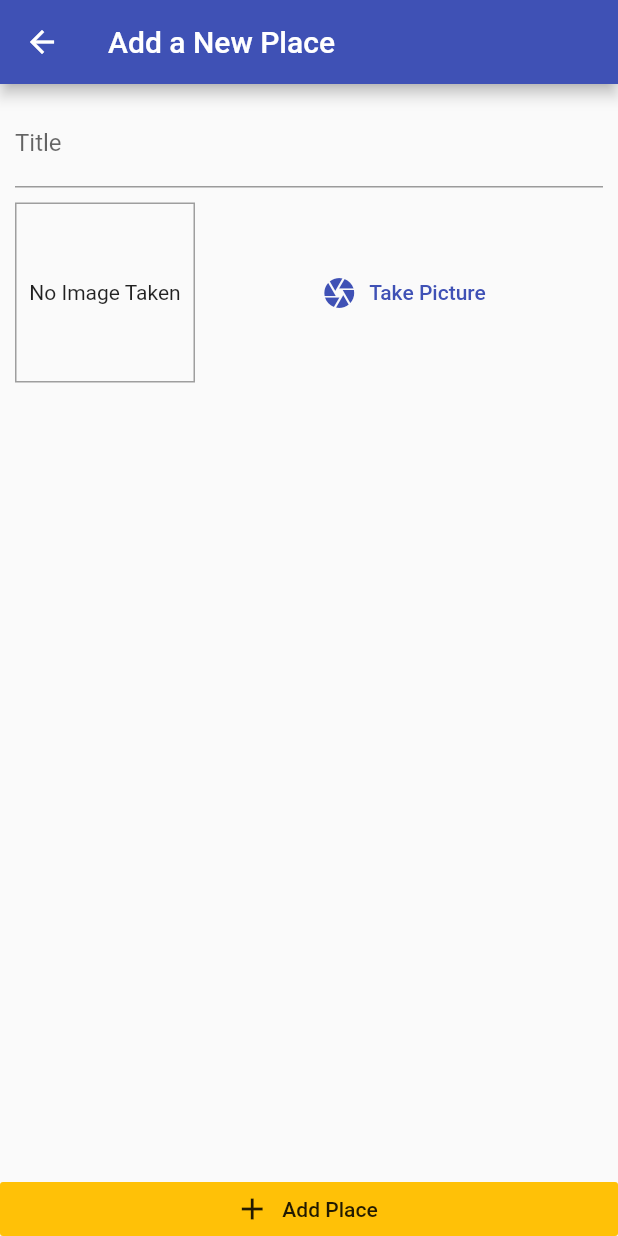
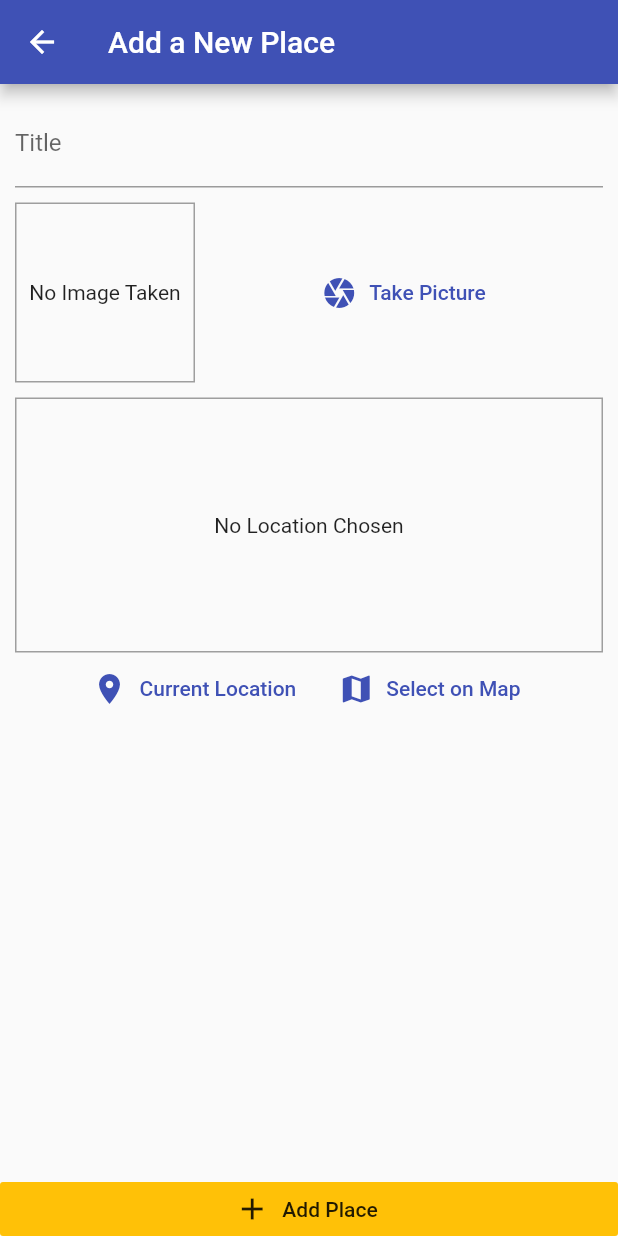
Before and after one commit to Linkonsq/Great-Places, a Flutter app: the AddPlaceScreen screen opened by its route, on a phone screen of 412 x 824 dp. Run offline on Flutter 3.47's test engine with Material 2 defaults, Android fonts, the phone set to English and light mode, and no system bars; our stand-ins replace image_picker, sqflite; accounts and stored records are empty.

Commit message:
Adding location input and the location package

```diff
--- a/lib/screens/add_place_screen.dart
+++ b/lib/screens/add_place_screen.dart
@@ -2,6 +2,7 @@ import 'dart:io';
 import 'package:flutter/material.dart';
 import 'package:great_places/providers/great_places.dart';
 import 'package:great_places/widgets/image_input.dart';
+import 'package:great_places/widgets/location_input.dart';
 import 'package:provider/provider.dart';
 
 class AddPlaceScreen extends StatefulWidget {
@@ -50,6 +51,8 @@ class _AddPlaceScreenState extends State<AddPlaceScreen> {
                     ),
                     SizedBox(height: 10),
                     ImageInput(_selectImage),
+                    SizedBox(height: 10),
+                    LocationInput(),
                   ],
                 ),
               ),
--- /dev/null
+++ b/lib/widgets/location_input.dart
@@ -0,0 +1,53 @@
+import 'package:flutter/material.dart';
+
+class LocationInput extends StatefulWidget {
+  @override
+  _LocationInputState createState() => _LocationInputState();
+}
+
+class _LocationInputState extends State<LocationInput> {
+  String _previewImageUrl;
+
+  @override
+  Widget build(BuildContext context) {
+    return Column(
+      children: [
+        Container(
+          alignment: Alignment.center,
+          decoration: BoxDecoration(
+            border: Border.all(width: 1, color: Colors.grey),
+          ),
+          height: 170,
+          width: double.infinity,
+          child: _previewImageUrl == null
+              ? Text(
+                  'No Location Chosen',
+                  textAlign: TextAlign.center,
+                )
+              : Image.network(
+                  _previewImageUrl,
+                  fit: BoxFit.cover,
+                  width: double.infinity,
+                ),
+        ),
+        Row(
+          mainAxisAlignment: MainAxisAlignment.center,
+          children: [
+            FlatButton.icon(
+              onPressed: () {},
+              icon: Icon(Icons.location_on),
+              label: Text('Current Location'),
+              textColor: Theme.of(context).primaryColor,
+            ),
+            FlatButton.icon(
+              onPressed: () {},
+              icon: Icon(Icons.map),
+              label: Text('Select on Map'),
+              textColor: Theme.of(context).primaryColor,
+            ),
+          ],
+        ),
+      ],
+    );
+  }
+}
--- a/pubspec.yaml
+++ b/pubspec.yaml
@@ -28,6 +28,7 @@ dependencies:
   path_provider: ^1.6.18
   path: ^1.7.0
   sqflite: ^1.3.1+1
+  location: ^3.0.0
 
 
   # The following adds the Cupertino Icons font to your application.
```
Also changed, not shown: pubspec.lock, 1 other file.
